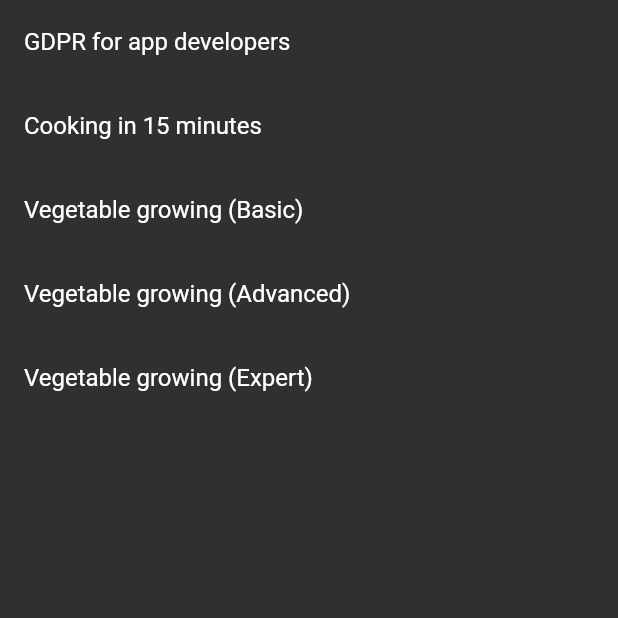
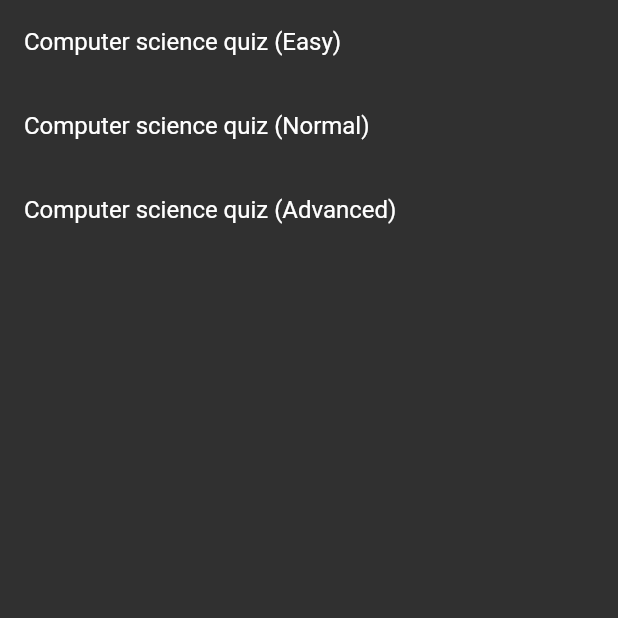
Before and after one commit to nimos-dev/course_management_app, a Flutter app: the CoursesScreen screen opened directly, on a phone screen of 412 x 824 dp, the top half of it. Run offline on Flutter 3.47's test engine with Material 2 defaults, Android fonts, the phone set to English and light mode, and no system bars; our stand-ins replace dio, equatable, firebase_auth, firebase_core, flutter_riverpod, go_router and 3 more; accounts and stored records are empty; generated files the repository leaves out were written again.

Commit message:
sharedpreferences + hive

```diff
--- a/lib/app_features/app_home/app_home_features/user_courses/domain/entities/course_info_model.dart
+++ b/lib/app_features/app_home/app_home_features/user_courses/domain/entities/course_info_model.dart
@@ -24,33 +24,21 @@ class CourseInfoModel {
 
 List<CourseInfoModel> myCourses = [
   CourseInfoModel(
-    title: 'GDPR for app developers',
-    description: 'The course deals with basic laws and regulations that apply as a result of GDPR\'s introduction',
+    title: 'Computer science quiz (Easy)',
+    description: 'Test...',
     level: 'Advanced',
-    indicatorValue: 1.0,
-  ),
-  CourseInfoModel(
-    title: 'Cooking in 15 minutes',
-    description: 'The course teach you to cook ten nutritious and tasty meals in under 15 minutes',
-    level: 'Beginner',
     indicatorValue: 0.33,
   ),
   CourseInfoModel(
-    title: 'Vegetable growing (Basic)',
-    description: 'Learn the basics of successful small-scale vegetable farming in an urban environment',
+    title: 'Computer science quiz (Normal)',
+    description: 'Test...',
     level: 'Beginner',
-    indicatorValue: 0.33,
-  ),
-  CourseInfoModel(
-    title: 'Vegetable growing (Advanced)',
-    description: 'Learn the basics of microgreen cultivation in an urban environment',
-    level: 'Intermidiate',
     indicatorValue: 0.66,
   ),
   CourseInfoModel(
-    title: 'Vegetable growing (Expert)',
-    description: 'Market gardening in an urban environment',
-    level: 'Advanced',
-    indicatorValue: 1.0,
+    title: 'Computer science quiz (Advanced)',
+    description: 'Test...',
+    level: 'Beginner',
+    indicatorValue: 1.00,
   ),
 ];
--- a/lib/app_features/app_home/presentation/screens/home_screen.dart
+++ b/lib/app_features/app_home/presentation/screens/home_screen.dart
@@ -2,6 +2,7 @@ import 'package:flutter_riverpod/flutter_riverpod.dart';
 import 'package:go_router/go_router.dart';
 import 'package:flutter/material.dart';
 
+import '../../../app_my_results/services/hive_service.dart';
 import '../../../app_settings/presentation/screens/settings_screen.dart';
 import '../../../course_quiz/presentation/screens/course_quiz_screen.dart';
 import '../../app_home_features/user_courses/presentation/screens/courses_screen.dart';
--- /dev/null
+++ b/lib/app_features/app_my_results/services/hive_service.dart
@@ -0,0 +1,73 @@
+import 'dart:math';
+
+import 'package:flutter/foundation.dart';
+import 'package:flutter_riverpod/flutter_riverpod.dart';
+import 'package:hive/hive.dart';
+
+class HiveService extends ChangeNotifier {
+  //
+  final _mybox = Hive.box('nano_quiz');
+
+  HiveService();
+
+  // TODO: Implement custom box class fore data...
+
+  // create or uppdate datavalue
+
+  void writeTestData() {
+    //
+    int randomScore = Random().nextInt(11);
+
+    // number_of_mini_quiz
+    if (_mybox.containsKey('number_of_mini_quiz')) {
+      _mybox.put('number_of_mini_quiz', (_mybox.get('number_of_mini_quiz') + 1));
+      notifyListeners();
+    } else {
+      _mybox.put('number_of_mini_quiz', 1);
+      notifyListeners();
+    }
+    // ----->
+
+    // mini_quiz_average_scores
+    if (_mybox.containsKey('mini_quiz_average_scores')) {
+      double oldAverageScores = _mybox.get('mini_quiz_average_scores');
+      int numberOf = _mybox.get('number_of_mini_quiz');
+      double newAverageScores = ((oldAverageScores * (numberOf - 1)) + randomScore) / numberOf;
+
+      _mybox.put('mini_quiz_average_scores', newAverageScores);
+      notifyListeners();
+    } else {
+      _mybox.put('mini_quiz_average_scores', randomScore.toDouble());
+      notifyListeners();
+    }
+    // ----->
+  }
+
+  // read datavalues
+
+  int readTestDataNumberof() {
+    if (_mybox.containsKey('number_of_mini_quiz')) {
+      return _mybox.get('number_of_mini_quiz');
+    } else {
+      return 0;
+    }
+  }
+
+  double readTestDataAverageScore() {
+    if (_mybox.containsKey('mini_quiz_average_scores')) {
+      return _mybox.get('mini_quiz_average_scores');
+    } else {
+      return 0.0;
+    }
+  }
+
+  // delete datavalue
+
+  deleteTestData() {
+    _mybox.delete('number_of_mini_quiz');
+    _mybox.delete('mini_quiz_average_scores');
+    notifyListeners();
+  }
+}
+
+final hiveServiceProvider = ChangeNotifierProvider<HiveService>((ref) => HiveService());
--- a/lib/main.dart
+++ b/lib/main.dart
@@ -5,6 +5,8 @@ import 'package:firebase_core/firebase_core.dart';
 
 import 'package:flutter_riverpod/flutter_riverpod.dart';
 import 'package:flutter/material.dart';
+import 'package:hive_flutter/hive_flutter.dart';
+
 import 'package:shared_preferences/shared_preferences.dart';
 
 import 'app_config/app_config_provider.dart';
@@ -19,6 +21,8 @@ Future<void> main() async {
   WidgetsFlutterBinding.ensureInitialized();
   await Firebase.initializeApp();
   final SharedPreferences sharedPreferences = await SharedPreferences.getInstance();
+  await Hive.initFlutter();
+  await Hive.openBox('nano_quiz');
   runApp(ProviderScope(overrides: [
     sharedPreferencesProvider.overrideWithValue(sharedPreferences),
   ], child: MySchoolApp(sharedPreferences: sharedPreferences)));
--- a/pubspec.yaml
+++ b/pubspec.yaml
@@ -9,8 +9,8 @@ environment:
   sdk: ">=2.17.6 <3.0.0"
 
 dependencies:
-  isar: ^3.0.2
-  isar_flutter_libs: ^3.0.2
+  hive: ^2.2.3
+  hive_flutter: ^1.1.0
   equatable: ^2.0.5
   flutter:
     sdk: flutter
@@ -32,7 +32,7 @@ dependencies:
   dio: ^4.0.6
 
 dev_dependencies:
-  isar_generator: ^3.0.2
+  hive_generator: ^2.0.0
   build_runner: ^2.3.2
 
   flutter_lints: ^2.0.0
```
Also changed, not shown: lib/app_features/app_home/app_home_features/user_overview/presentation/screens/overview_screen.dart (+16 -7 lines), lib/app_features/app_my_results/domain/entities/results.dart (deleted, +0 -12 lines), lib/app_features/app_my_results/services/isar_service.dart (deleted, +0 -64 lines), lib/app_features/app_settings/app_settings_features/app_theme/app_theme_state.dart (+0 -12 lines), lib/app_features/app_my_results/domain/entities/results.g.dart (deleted), pubspec.lock, 1 other file.
